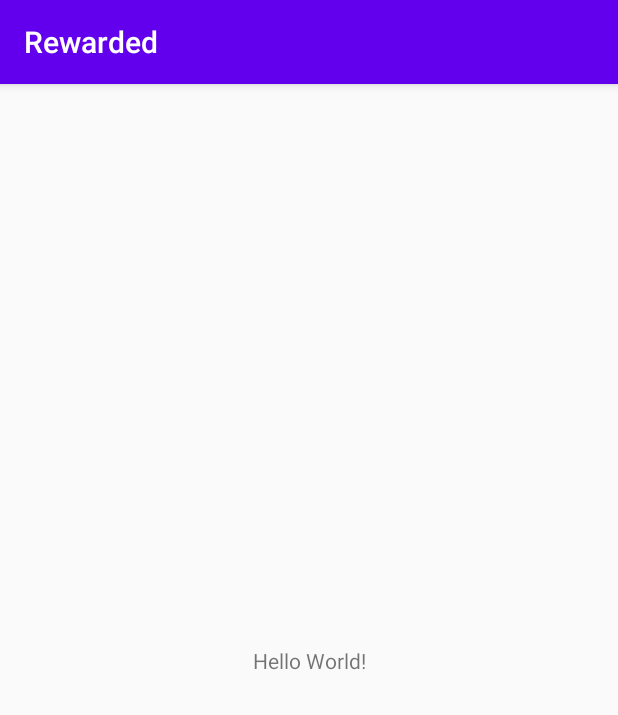
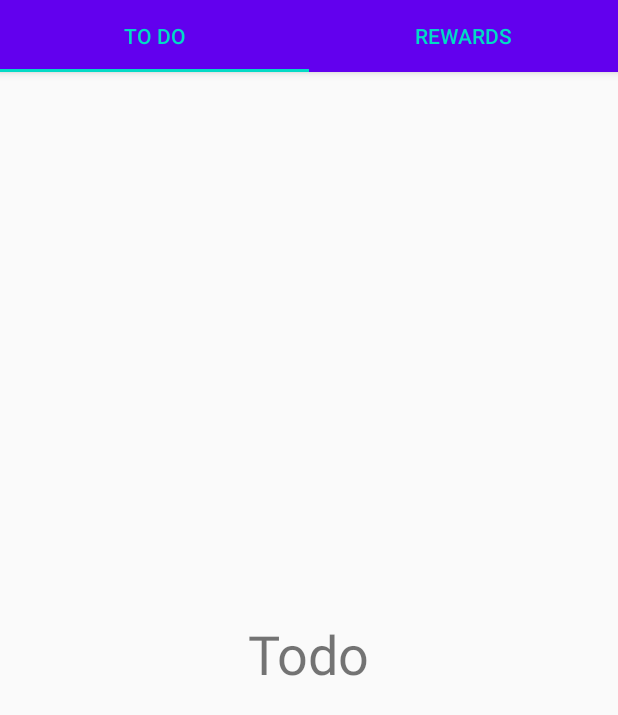
Before and after one commit to mikelee/rewarded-android, an Android app: the screen it shows after launch (MainActivity), on a phone screen of 412 x 824 dp. Shown: the top 715 px of the screen. Run offline under Robolectric (Android 15) with nearby library versions, the phone set to English and light mode, and no system bars.

Commit message:
Add todo and reward fragments with viewPager

```diff
--- a/app/build.gradle
+++ b/app/build.gradle
@@ -26,8 +26,11 @@ dependencies {
     implementation fileTree(dir: "libs", include: ["*.jar"])
     implementation 'androidx.appcompat:appcompat:1.2.0'
     implementation 'androidx.constraintlayout:constraintlayout:2.0.2'
+    implementation 'androidx.legacy:legacy-support-v4:1.0.0'
     testImplementation 'junit:junit:4.12'
     androidTestImplementation 'androidx.test.ext:junit:1.1.2'
     androidTestImplementation 'androidx.test.espresso:espresso-core:3.3.0'
 
+    implementation 'com.google.android.material:material:1.2.1'
+
 }
--- a/app/src/main/java/dev/mikelee/rewarded/MainActivity.java
+++ b/app/src/main/java/dev/mikelee/rewarded/MainActivity.java
@@ -1,14 +1,36 @@
 package dev.mikelee.rewarded;
 
 import androidx.appcompat.app.AppCompatActivity;
+import androidx.viewpager.widget.ViewPager;
 
 import android.os.Bundle;
 
+import com.google.android.material.tabs.TabLayout;
+
+import dev.mikelee.rewarded.fragments.RewardFragment;
+import dev.mikelee.rewarded.fragments.TodoFragment;
+import dev.mikelee.rewarded.fragments.adapters.ViewPagerAdapter;
+
 public class MainActivity extends AppCompatActivity {
+    private ViewPager viewPager;
+    private TabLayout tabs;
 
     @Override
     protected void onCreate(Bundle savedInstanceState) {
         super.onCreate(savedInstanceState);
         setContentView(R.layout.activity_main);
+
+        viewPager = findViewById(R.id.viewPager);
+        tabs  = findViewById(R.id.tabs);
+
+        setUpTabs();
+    }
+
+    private void setUpTabs() {
+        ViewPagerAdapter adapter = new ViewPagerAdapter(this.getSupportFragmentManager());
+        adapter.addFragment(new TodoFragment(), "To Do");
+        adapter.addFragment(new RewardFragment(), "Rewards");
+        viewPager.setAdapter(adapter);
+        tabs.setupWithViewPager(viewPager);
     }
 }
--- /dev/null
+++ b/app/src/main/java/dev/mikelee/rewarded/fragments/RewardFragment.java
@@ -0,0 +1,29 @@
+package dev.mikelee.rewarded.fragments;
+
+import android.os.Bundle;
+
+import androidx.fragment.app.Fragment;
+
+import android.view.LayoutInflater;
+import android.view.View;
+import android.view.ViewGroup;
+
+import dev.mikelee.rewarded.R;
+
+public class RewardFragment extends Fragment {
+    public RewardFragment() {
+        // Required empty public constructor
+    }
+
+    @Override
+    public void onCreate(Bundle savedInstanceState) {
+        super.onCreate(savedInstanceState);
+    }
+
+    @Override
+    public View onCreateView(LayoutInflater inflater, ViewGroup container,
+                             Bundle savedInstanceState) {
+        // Inflate the layout for this fragment
+        return inflater.inflate(R.layout.fragment_reward, container, false);
+    }
+}
--- /dev/null
+++ b/app/src/main/java/dev/mikelee/rewarded/fragments/TodoFragment.java
@@ -0,0 +1,29 @@
+package dev.mikelee.rewarded.fragments;
+
+import android.os.Bundle;
+
+import androidx.fragment.app.Fragment;
+
+import android.view.LayoutInflater;
+import android.view.View;
+import android.view.ViewGroup;
+
+import dev.mikelee.rewarded.R;
+
+public class TodoFragment extends Fragment {
+    public TodoFragment() {
+        // Required empty public constructor
+    }
+
+    @Override
+    public void onCreate(Bundle savedInstanceState) {
+        super.onCreate(savedInstanceState);
+    }
+
+    @Override
+    public View onCreateView(LayoutInflater inflater, ViewGroup container,
+                             Bundle savedInstanceState) {
+        // Inflate the layout for this fragment
+        return inflater.inflate(R.layout.fragment_todo, container, false);
+    }
+}
--- /dev/null
+++ b/app/src/main/java/dev/mikelee/rewarded/fragments/adapters/ViewPagerAdapter.java
@@ -0,0 +1,40 @@
+package dev.mikelee.rewarded.fragments.adapters;
+
+import androidx.annotation.NonNull;
+import androidx.annotation.Nullable;
+import androidx.fragment.app.Fragment;
+import androidx.fragment.app.FragmentManager;
+import androidx.fragment.app.FragmentPagerAdapter;
+
+import java.util.ArrayList;
+
+public class ViewPagerAdapter extends FragmentPagerAdapter {
+    private ArrayList<Fragment> fragmentList = new ArrayList<>();
+    private ArrayList<String> fragmentTitleList = new ArrayList<>();
+
+    public ViewPagerAdapter(@NonNull FragmentManager fm) {
+        super(fm);
+    }
+
+    @NonNull
+    @Override
+    public Fragment getItem(int position) {
+        return fragmentList.get(position);
+    }
+
+    @Override
+    public int getCount() {
+        return fragmentList.size();
+    }
+
+    @Nullable
+    @Override
+    public CharSequence getPageTitle(int position) {
+        return fragmentTitleList.get(position);
+    }
+
+    public void addFragment(Fragment fragment, String title) {
+        fragmentList.add(fragment);
+        fragmentTitleList.add(title);
+    }
+}
--- a/app/src/main/res/layout/activity_main.xml
+++ b/app/src/main/res/layout/activity_main.xml
@@ -1,18 +1,28 @@
 <?xml version="1.0" encoding="utf-8"?>
-<androidx.constraintlayout.widget.ConstraintLayout xmlns:android="http://schemas.android.com/apk/res/android"
+<RelativeLayout xmlns:android="http://schemas.android.com/apk/res/android"
     xmlns:app="http://schemas.android.com/apk/res-auto"
     xmlns:tools="http://schemas.android.com/tools"
     android:layout_width="match_parent"
     android:layout_height="match_parent"
     tools:context=".MainActivity">
 
-    <TextView
-        android:layout_width="wrap_content"
-        android:layout_height="wrap_content"
-        android:text="Hello World!"
-        app:layout_constraintBottom_toBottomOf="parent"
-        app:layout_constraintLeft_toLeftOf="parent"
-        app:layout_constraintRight_toRightOf="parent"
-        app:layout_constraintTop_toTopOf="parent" />
+    <com.google.android.material.appbar.AppBarLayout
+        android:id="@+id/appBarLayout"
+        android:layout_width="match_parent"
+        android:layout_height="wrap_content">
 
-</androidx.constraintlayout.widget.ConstraintLayout>
+        <com.google.android.material.tabs.TabLayout
+            android:id="@+id/tabs"
+            android:layout_width="match_parent"
+            android:layout_height="wrap_content"
+            app:tabGravity="fill"
+            app:tabMode="fixed"
+            app:tabTextColor="@color/colorAccent"/>
+    </com.google.android.material.appbar.AppBarLayout>
+
+    <androidx.viewpager.widget.ViewPager
+        android:id="@+id/viewPager"
+        android:layout_width="match_parent"
+        android:layout_height="match_parent"
+        android:layout_below="@id/appBarLayout" />
+</RelativeLayout>
--- /dev/null
+++ b/app/src/main/res/layout/fragment_reward.xml
@@ -0,0 +1,20 @@
+<?xml version="1.0" encoding="utf-8"?>
+<FrameLayout xmlns:android="http://schemas.android.com/apk/res/android"
+    xmlns:tools="http://schemas.android.com/tools"
+    android:layout_width="match_parent"
+    android:layout_height="match_parent"
+    tools:context=".fragments.RewardFragment">
+
+    <RelativeLayout
+        android:layout_width="match_parent"
+        android:layout_height="match_parent">
+
+        <TextView
+            android:layout_width="wrap_content"
+            android:layout_height="wrap_content"
+            android:layout_centerInParent="true"
+            android:text="Rewards"
+            android:textSize="36sp" />
+    </RelativeLayout>
+
+</FrameLayout>
--- /dev/null
+++ b/app/src/main/res/layout/fragment_todo.xml
@@ -0,0 +1,20 @@
+<?xml version="1.0" encoding="utf-8"?>
+<FrameLayout xmlns:android="http://schemas.android.com/apk/res/android"
+    xmlns:tools="http://schemas.android.com/tools"
+    android:layout_width="match_parent"
+    android:layout_height="match_parent"
+    tools:context=".fragments.TodoFragment">
+
+    <RelativeLayout
+        android:layout_width="match_parent"
+        android:layout_height="match_parent">
+
+        <TextView
+            android:layout_width="wrap_content"
+            android:layout_height="wrap_content"
+            android:layout_centerInParent="true"
+            android:text="Todo"
+            android:textSize="36sp" />
+    </RelativeLayout>
+
+</FrameLayout>
--- a/app/src/main/res/values/strings.xml
+++ b/app/src/main/res/values/strings.xml
@@ -1,3 +1,5 @@
 <resources>
     <string name="app_name">Rewarded</string>
+    <!-- TODO: Remove or change this placeholder text -->
+    <string name="hello_blank_fragment">Hello blank fragment</string>
 </resources>
--- a/app/src/main/res/values/styles.xml
+++ b/app/src/main/res/values/styles.xml
@@ -1,6 +1,6 @@
 <resources>
     <!-- Base application theme. -->
-    <style name="AppTheme" parent="Theme.AppCompat.Light.DarkActionBar">
+    <style name="AppTheme" parent="Theme.AppCompat.Light.NoActionBar">
         <!-- Customize your theme here. -->
         <item name="colorPrimary">@color/colorPrimary</item>
         <item name="colorPrimaryDark">@color/colorPrimaryDark</item>
```
